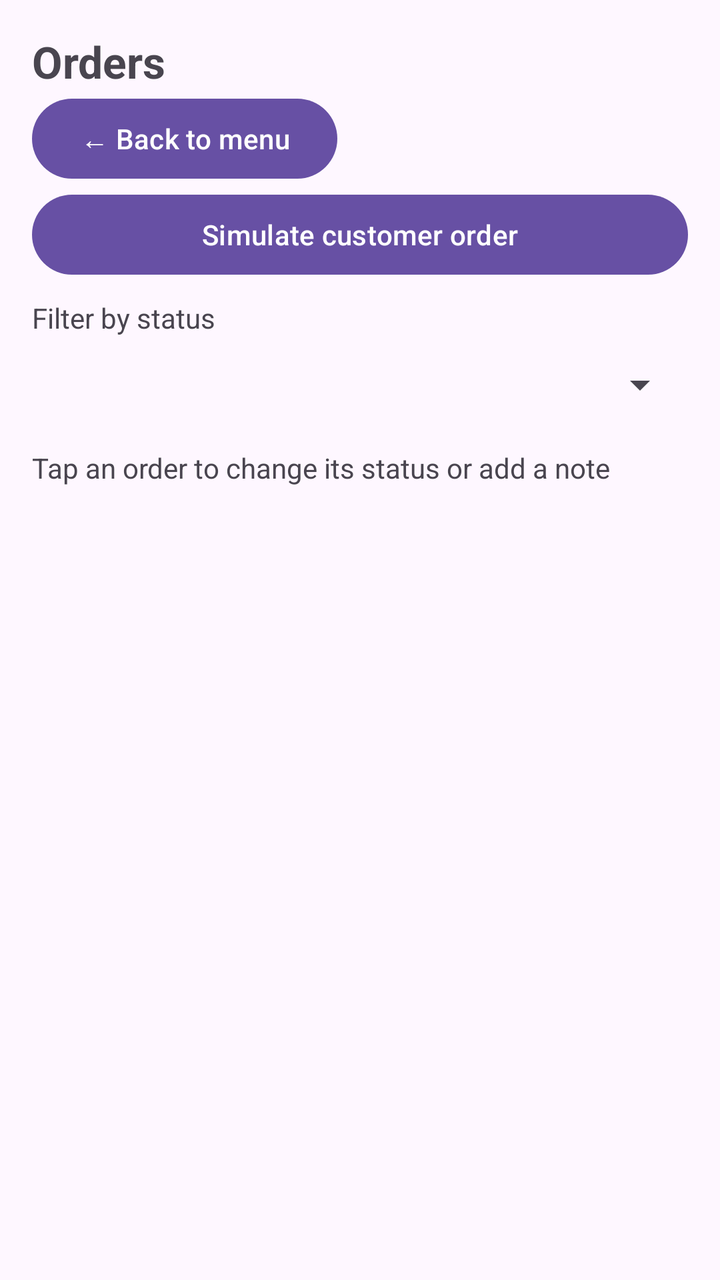
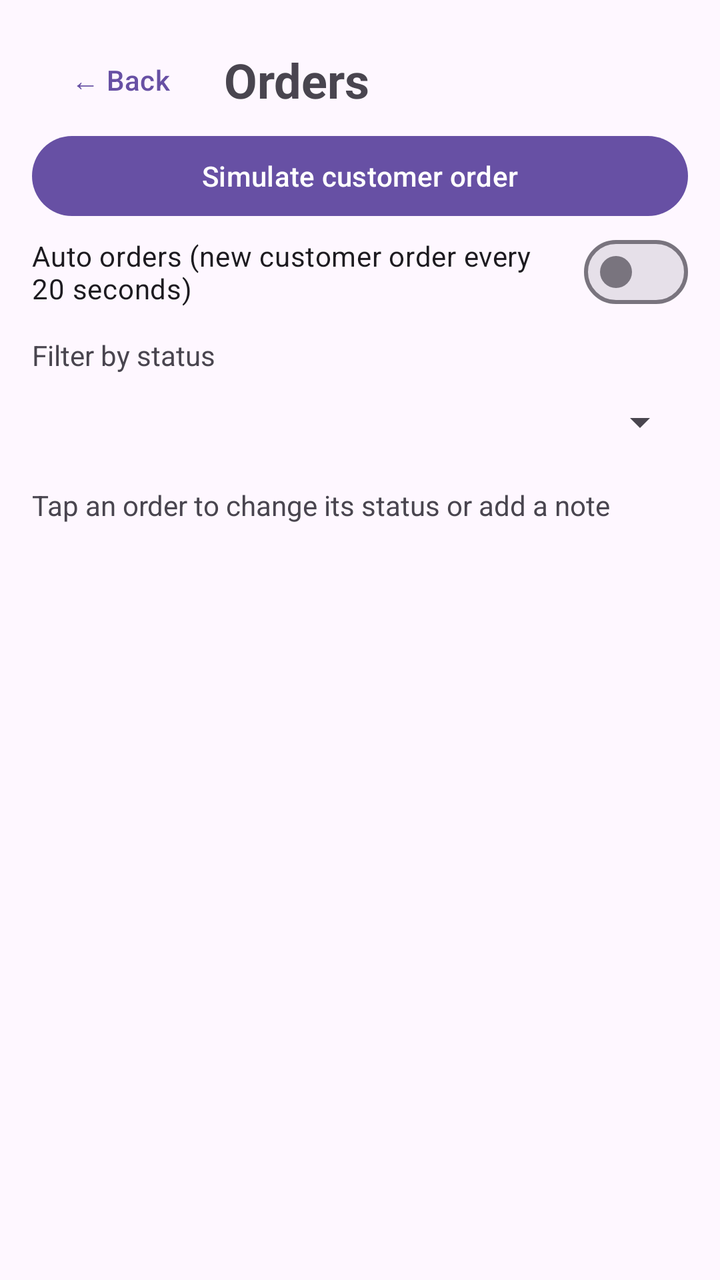

Before-and-after screenshots of an Android layout around one commit, followed by the original layout XML and the change that was made.
<!-- AndroidManifest.xml: application theme Theme.SmartCafeAdmin -->
<!-- res/layout/activity_orders.xml -->
<?xml version="1.0" encoding="utf-8"?>
<LinearLayout xmlns:android="http://schemas.android.com/apk/res/android"
    android:id="@+id/main"
    android:layout_width="match_parent"
    android:layout_height="match_parent"
    android:orientation="vertical"
    android:padding="16dp">

    <TextView
        android:id="@+id/textOrdersTitle"
        android:layout_width="wrap_content"
        android:layout_height="wrap_content"
        android:text="Orders"
        android:textSize="22sp"
        android:textStyle="bold" />

    <Button
        android:id="@+id/buttonBack"
        android:layout_width="wrap_content"
        android:layout_height="wrap_content"
        android:text="← Back to menu" />

    <Button
        android:id="@+id/buttonSimulate"
        android:layout_width="match_parent"
        android:layout_height="wrap_content"
        android:text="Simulate customer order" />

    <TextView
        android:layout_width="wrap_content"
        android:layout_height="wrap_content"
        android:layout_marginTop="8dp"
        android:text="Filter by status" />

    <Spinner
        android:id="@+id/spinnerFilter"
        android:layout_width="match_parent"
        android:layout_height="48dp" />

    <TextView
        android:id="@+id/textOrdersHint"
        android:layout_width="wrap_content"
        android:layout_height="wrap_content"
        android:layout_marginTop="8dp"
        android:layout_marginBottom="8dp"
        android:text="Tap an order to change its status or add a note" />

    <ListView
        android:id="@+id/listOrders"
        android:layout_width="match_parent"
        android:layout_height="0dp"
        android:layout_weight="1" />

</LinearLayout>
<!-- resources referenced by this layout -->
<resources>
  <style name="Theme.SmartCafeAdmin" parent="Base.Theme.SmartCafeAdmin" />
  <style name="Base.Theme.SmartCafeAdmin" parent="Theme.Material3.DayNight.NoActionBar">
          
          
      </style>
</resources>

<!-- the commit's change to res/layout/activity_orders.xml (unified diff, before → after) -->
@@ -6,25 +6,40 @@
     android:orientation="vertical"
     android:padding="16dp">
 
-    <TextView
-        android:id="@+id/textOrdersTitle"
-        android:layout_width="wrap_content"
+    <LinearLayout
+        android:layout_width="match_parent"
         android:layout_height="wrap_content"
-        android:text="Orders"
-        android:textSize="22sp"
-        android:textStyle="bold" />
+        android:gravity="center_vertical"
+        android:orientation="horizontal">
 
-    <Button
-        android:id="@+id/buttonBack"
-        android:layout_width="wrap_content"
-        android:layout_height="wrap_content"
-        android:text="← Back to menu" />
+        <Button
+            android:id="@+id/buttonBack"
+            style="@style/Widget.Material3.Button.TextButton"
+            android:layout_width="wrap_content"
+            android:layout_height="wrap_content"
+            android:text="← Back" />
+
+        <TextView
+            android:id="@+id/textOrdersTitle"
+            android:layout_width="wrap_content"
+            android:layout_height="wrap_content"
+            android:layout_marginStart="8dp"
+            android:text="Orders"
+            android:textSize="24sp"
+            android:textStyle="bold" />
+    </LinearLayout>
 
     <Button
         android:id="@+id/buttonSimulate"
         android:layout_width="match_parent"
         android:layout_height="wrap_content"
         android:text="Simulate customer order" />
+
+    <com.google.android.material.materialswitch.MaterialSwitch
+        android:id="@+id/switchAutoOrders"
+        android:layout_width="match_parent"
+        android:layout_height="wrap_content"
+        android:text="Auto orders (new customer order every 20 seconds)" />
 
     <TextView
         android:layout_width="wrap_content"
